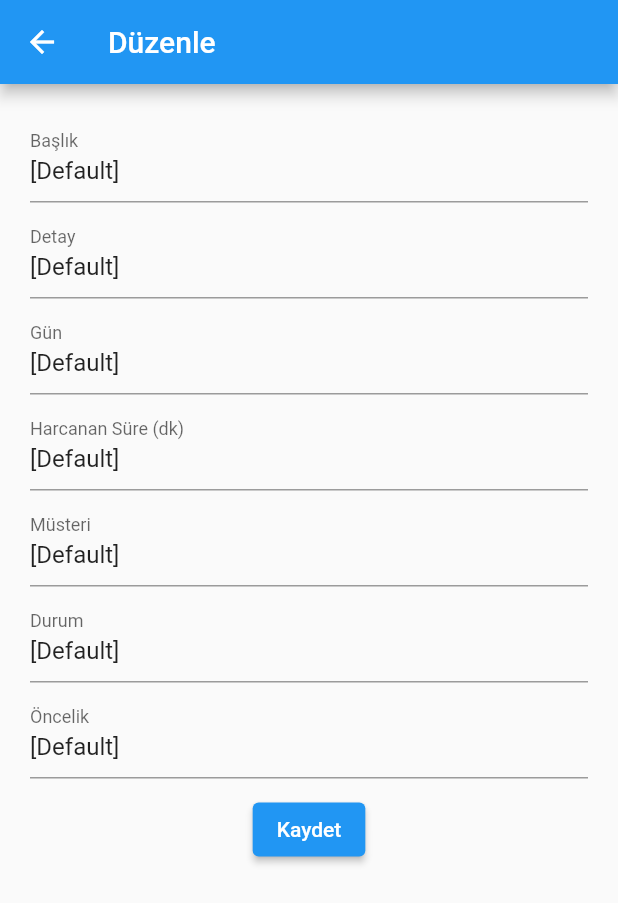
After one commit to YuSaBi/job_list_project, a Flutter app: the jobEdit screen opened directly, on a phone screen of 412 x 824 dp. The commit adds this screen. Shown: the top 903 px of the screen. Run offline on Flutter 3.47's test engine with Material 2 defaults, Android fonts, the phone set to English and light mode, and no system bars; our stand-ins replace shared_preferences; accounts and stored records are empty.

Commit message:
jobEdit tasarımı yapildi

```diff
--- /dev/null
+++ b/lib/models/jobModel.dart
@@ -0,0 +1,22 @@
+//import 'package:flutter/rendering.dart';
+
+class jobModel {
+  String baslik;
+  String detay;
+  int gun;
+  int harcananSure;
+  String musteri;
+  String durum;
+  String oncelik;
+
+  jobModel(
+    this.baslik,
+    this.detay,
+    this.durum,
+    this.gun,
+    this.harcananSure,
+    this.musteri,
+    this.oncelik,
+  );
+
+}
--- /dev/null
+++ b/lib/views/jobEditView.dart
@@ -0,0 +1,142 @@
+//import 'package:flutter/src/foundation/key.dart';
+//import 'package:flutter/src/widgets/framework.dart';
+import 'package:flutter/material.dart';
+
+/// MAIN CLASS ///
+class jobEdit extends StatelessWidget {
+  const jobEdit({Key? key}) : super(key: key);
+
+  @override
+  Widget build(BuildContext context) {
+    return Scaffold(
+      appBar: AppBar(title: const Text("Düzenle"),),
+      body: buildBody(),
+    );
+  }
+
+  /// BODY ///
+  buildBody() {
+    return Container(
+      margin: const EdgeInsets.all(20.0),
+      child: Form(
+        //key: _formKey, Ihtiyac olmayacak gibi
+        child: Column(
+          children: [
+            buildBaslikField(),
+            const SizedBox(height: 5.0,),
+            buildDetayField(),
+            const SizedBox(height: 5.0,),
+            buildGunFiled(),
+            const SizedBox(height: 5.0,),
+            buildHarcanansureField(),
+            const SizedBox(height: 5.0,),
+            buildMusteriField(),
+            const SizedBox(height: 5.0,),
+            buildDurumField(),
+            const SizedBox(height: 5.0,),
+            buildOncelikField(),
+            const SizedBox(height: 10.0,),
+            buildSubmitButton()
+          ],
+        )
+      ),
+    );
+  }
+
+  buildBaslikField() {
+    return TextFormField(
+      decoration: const InputDecoration(
+        labelText: "Başlık",
+      ),
+      initialValue: "[Default]",
+      /*onSaved: (newValue) {
+        "cart curt"
+      },*/
+    );
+  }
+
+  buildDetayField() {
+    return TextFormField(
+      decoration: const InputDecoration(
+        labelText: "Detay",
+      ),
+      initialValue: "[Default]",
+      /*onSaved: (newValue) {
+        "cart curt"
+      },*/
+    );
+  }
+
+  buildGunFiled() {
+    return TextFormField(
+      decoration: const InputDecoration(
+        labelText: "Gün",
+      ),
+      initialValue: "[Default]",
+      /*onSaved: (newValue) {
+        "cart curt"
+      },*/
+    );
+  }
+
+  buildHarcanansureField() {
+    return TextFormField(
+      decoration: const InputDecoration(
+        labelText: "Harcanan Süre (dk)",
+      ),
+      initialValue: "[Default]",
+      /*onSaved: (newValue) {
+        "cart curt"
+      },*/
+    );
+  }
+
+  buildMusteriField() {
+    return TextFormField(
+      decoration: const InputDecoration(
+        labelText: "Müsteri",
+      ),
+      initialValue: "[Default]",
+      /*onSaved: (newValue) {
+        "cart curt"
+      },*/
+    );
+  }
+
+  buildDurumField() {
+    return TextFormField(
+      decoration: const InputDecoration(
+        labelText: "Durum",
+      ),
+      initialValue: "[Default]",
+      /*onSaved: (newValue) {
+        "cart curt"
+      },*/
+    );
+  }
+
+  buildOncelikField() {
+    return TextFormField(
+      decoration: const InputDecoration(
+        labelText: "Öncelik",
+      ),
+      initialValue: "[Default]",
+      /*onSaved: (newValue) {
+        "cart curt"
+      },*/
+    );
+  }
+
+  buildSubmitButton() {
+    return ElevatedButton(
+      child: const Text("Kaydet"),
+      onPressed: () {
+        //formKey.currentState!.save();// Tüm formField'ların onSaved'larını çalıştırır
+        //widget.students[widget.index]=studentYeni; CART CURT işlemler
+        //Navigator.pop(context);
+        return null;
+      },
+    );
+  }
+
+}
```
Also changed, not shown: lib/views/jobListview.dart (+41 -17 lines).
